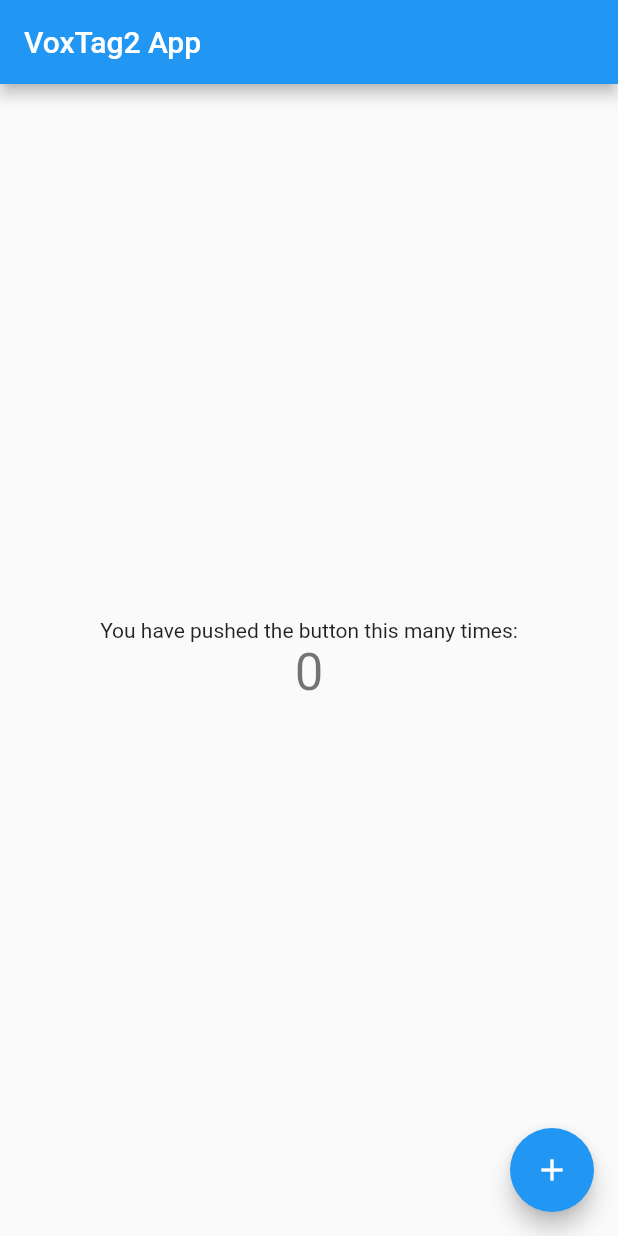
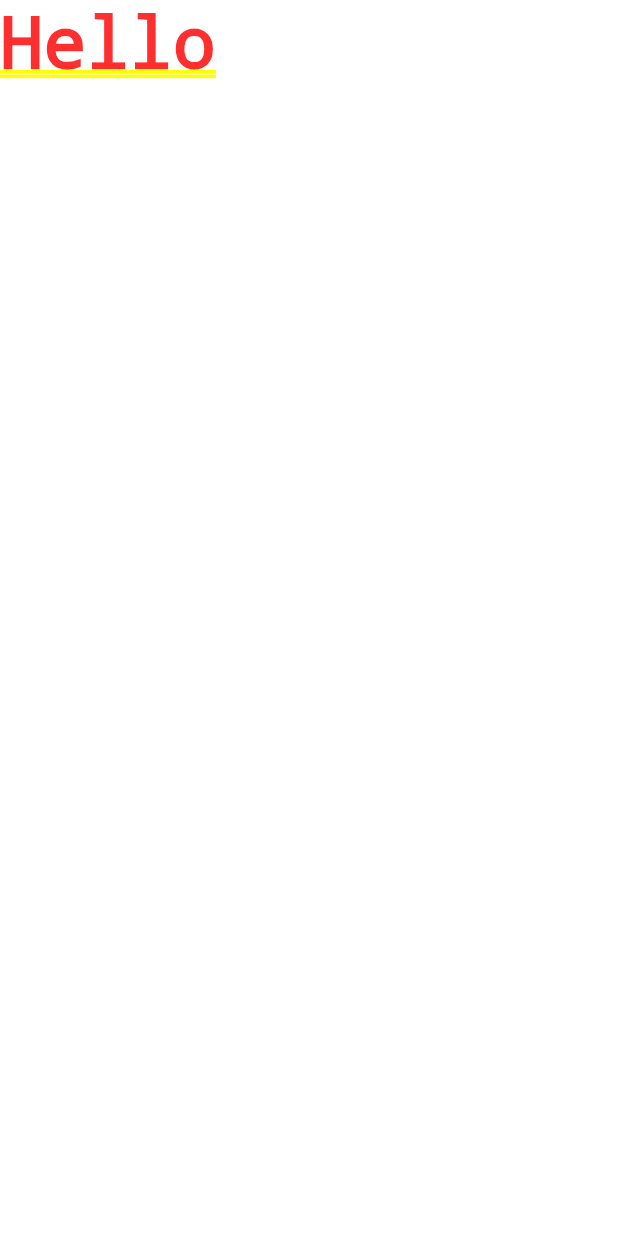
Before and after one commit to perriera/voxtag2app, a Flutter app: the screen it shows after launch, on a phone screen of 412 x 824 dp. Run offline on Flutter 3.47's test engine with Material 2 defaults, Android fonts, the phone set to English and light mode, and no system bars.

Commit message:
Added MainDisplay

```diff
--- a/lib/voxtag2/instance/VoxTag2.dart
+++ b/lib/voxtag2/instance/VoxTag2.dart
@@ -1,5 +1,6 @@
 import 'package:flutter/cupertino.dart';
 import 'package:flutter/material.dart';
+import 'package:voxtag2app/voxtag2/usecases/app/display_mainscreen/main_screen.dart';
 
 class VoxTag2 extends StatelessWidget {
   // This widget is the root of your application.
@@ -23,7 +24,7 @@ class VoxTag2 extends StatelessWidget {
         // closer together (more dense) than on mobile platforms.
         visualDensity: VisualDensity.adaptivePlatformDensity,
       ),
-      home: MyHomePage(title: 'VoxTag2 App'),
+      home: MainDisplay(),
     );
   }
 }
--- /dev/null
+++ b/lib/voxtag2/usecases/app/display_mainscreen/main_screen.dart
@@ -0,0 +1,10 @@
+import 'package:flutter/material.dart';
+
+class MainDisplay extends StatelessWidget {
+  @override
+  Widget build(BuildContext context) {
+    return Container(
+      child: Text('Hello'),
+    );
+  }
+}
```
